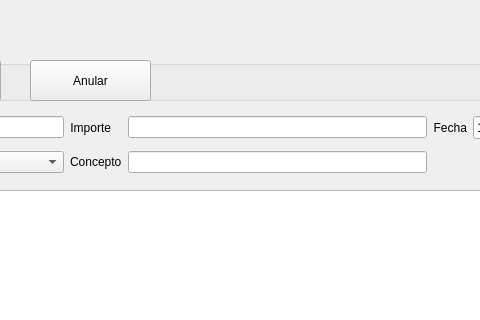
First picture: the form in ui/qt/pago_page.ui, repository i82camud/Club_Padel, before the edit; both pictures show x 290 to 770 and y 0 to 320 of the 1080 by 770 pixel window.
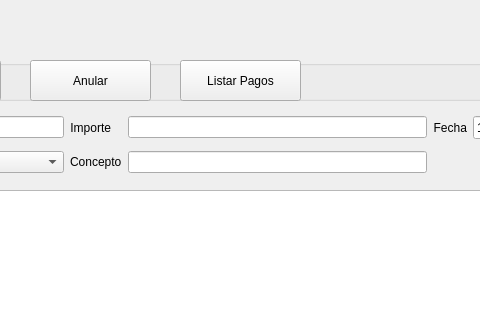
Second picture: the form after the edit.

Commit message: Pagos y Reservas

Patch:
```diff
--- a/ui/qt/pago_page.ui
+++ b/ui/qt/pago_page.ui
@@ -77,6 +77,19 @@
      <string>Anular</string>
     </property>
    </widget>
+   <widget class="QPushButton" name="btn_listar">
+    <property name="geometry">
+     <rect>
+      <x>450</x>
+      <y>0</y>
+      <width>121</width>
+      <height>41</height>
+     </rect>
+    </property>
+    <property name="text">
+     <string>Listar Pagos</string>
+    </property>
+   </widget>
   </widget>
   <widget class="QWidget" name="gridLayoutWidget">
    <property name="geometry">
```
The commit also changes 19 other files.
